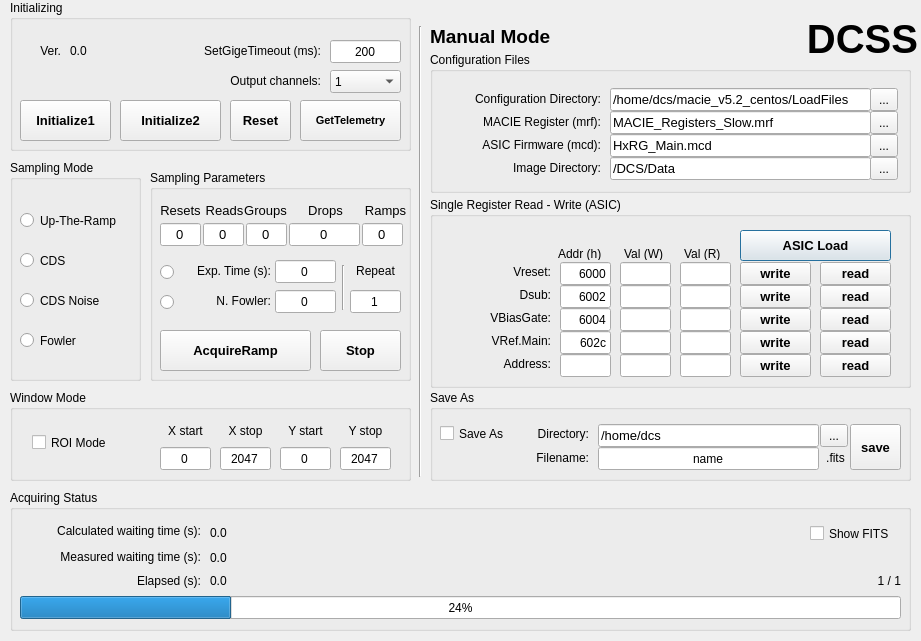
Old version of the form code/DetCtrl/dcs.ui in the repository igrins2/dcs_pack.
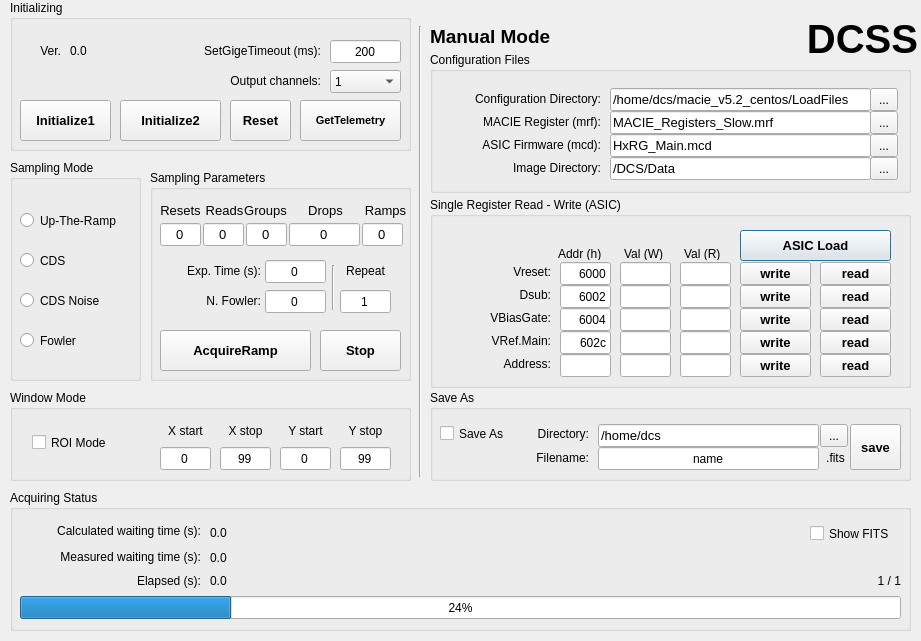
New version of the form.

What changed in the file:
```diff
--- a/code/DetCtrl/dcs.ui
+++ b/code/DetCtrl/dcs.ui
@@ -145,7 +145,7 @@
    <widget class="QLineEdit" name="e_fowler_number">
     <property name="geometry">
      <rect>
-      <x>125</x>
+      <x>115</x>
       <y>120</y>
       <width>61</width>
       <height>23</height>
@@ -161,7 +161,7 @@
    <widget class="QLineEdit" name="e_exp_time">
     <property name="geometry">
      <rect>
-      <x>125</x>
+      <x>115</x>
       <y>90</y>
       <width>61</width>
       <height>23</height>
@@ -177,7 +177,7 @@
    <widget class="QLabel" name="label_fowler_number">
     <property name="geometry">
      <rect>
-      <x>30</x>
+      <x>20</x>
       <y>120</y>
       <width>91</width>
       <height>21</height>
@@ -196,7 +196,7 @@
    <widget class="QLabel" name="label_13">
     <property name="geometry">
      <rect>
-      <x>30</x>
+      <x>20</x>
       <y>90</y>
       <width>91</width>
       <height>21</height>
@@ -332,36 +332,10 @@
      <set>Qt::AlignCenter</set>
     </property>
    </widget>
-   <widget class="QRadioButton" name="radio_exp_time">
-    <property name="geometry">
-     <rect>
-      <x>10</x>
-      <y>90</y>
-      <width>21</width>
-      <height>25</height>
-     </rect>
-    </property>
-    <property name="text">
-     <string/>
-    </property>
-   </widget>
-   <widget class="QRadioButton" name="radio_fowler_number">
-    <property name="geometry">
-     <rect>
-      <x>10</x>
-      <y>120</y>
-      <width>21</width>
-      <height>25</height>
-     </rect>
-    </property>
-    <property name="text">
-     <string/>
-    </property>
-   </widget>
    <widget class="QLineEdit" name="e_repeat">
     <property name="geometry">
      <rect>
-      <x>200</x>
+      <x>190</x>
       <y>120</y>
       <width>51</width>
       <height>23</height>
@@ -377,7 +351,7 @@
    <widget class="QLabel" name="label_16">
     <property name="geometry">
      <rect>
-      <x>195</x>
+      <x>185</x>
       <y>90</y>
       <width>61</width>
       <height>21</height>
@@ -399,7 +373,7 @@
    <widget class="Line" name="line_2">
     <property name="geometry">
      <rect>
-      <x>183</x>
+      <x>173</x>
       <y>95</y>
       <width>21</width>
       <height>45</height>
@@ -1326,7 +1300,7 @@
      </rect>
     </property>
     <property name="text">
-     <string>2047</string>
+     <string>99</string>
     </property>
     <property name="alignment">
      <set>Qt::AlignCenter</set>
@@ -1399,7 +1373,7 @@
      </rect>
     </property>
     <property name="text">
-     <string>2047</string>
+     <string>99</string>
     </property>
     <property name="alignment">
      <set>Qt::AlignCenter</set>
```
Left out of the diff: 7 changed lines with no effect on the pictures.
